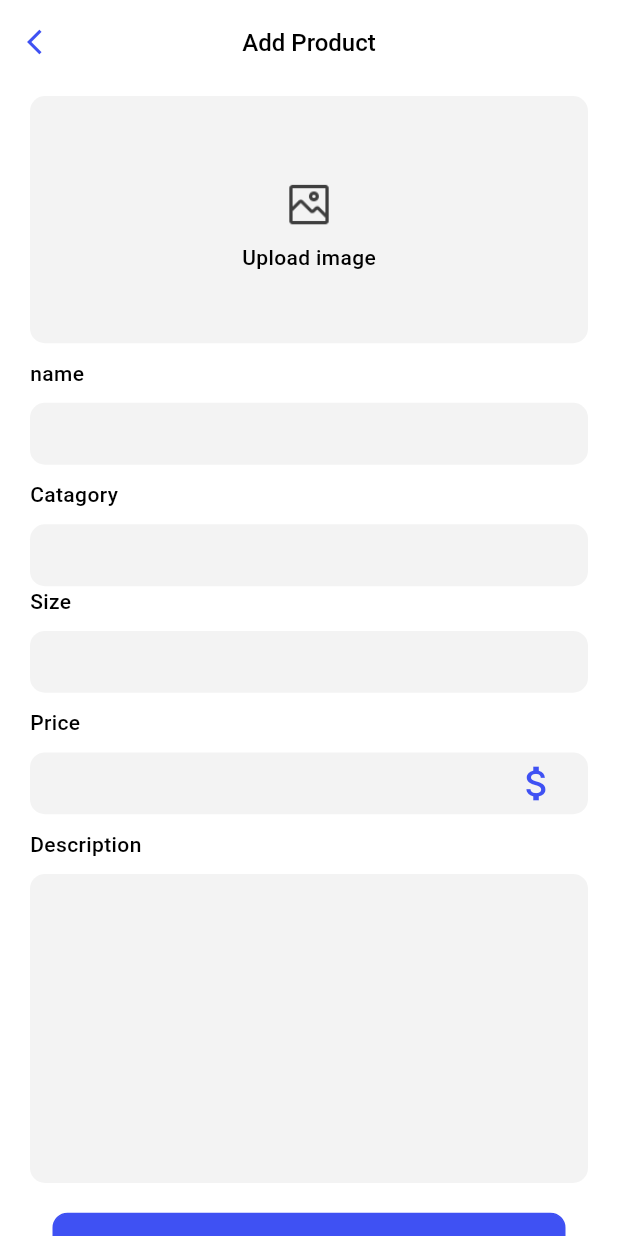
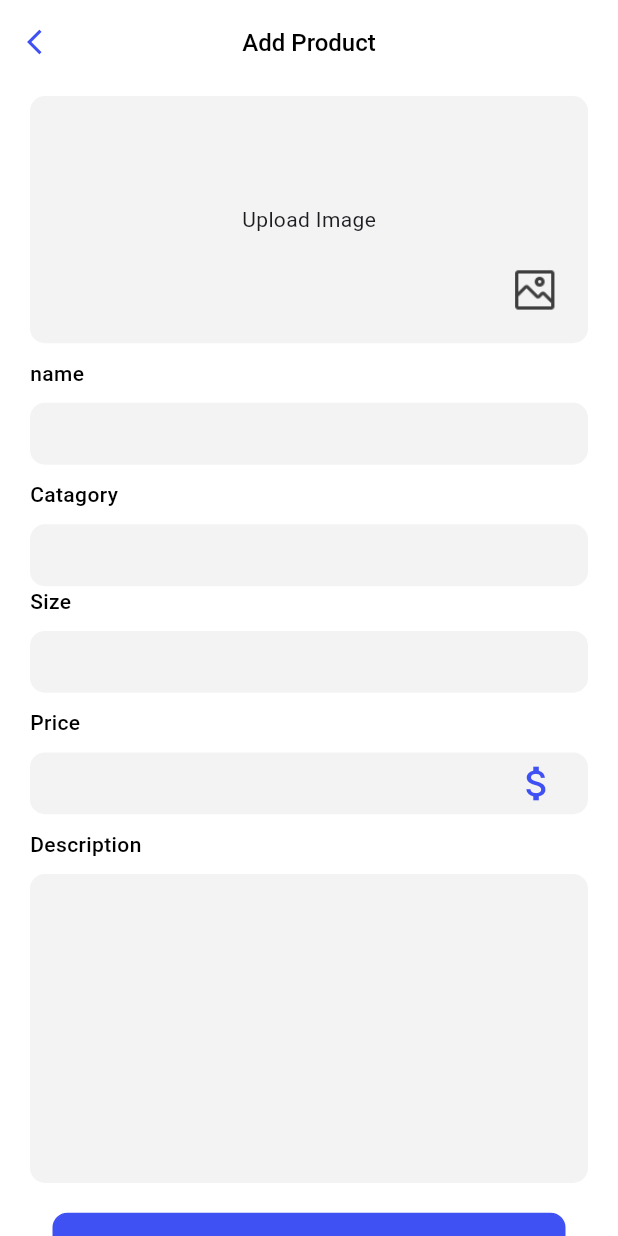
Before and after one commit to enkutatash/2024-internship-mobile-tasks, a Flutter app: the screen it shows after launch, scrolled down 40 dp, after a tap on the "add" icon, on a phone screen of 412 x 824 dp. Run offline on Flutter 3.47's test engine with Material 3 defaults, Android fonts, the phone set to English and light mode, and no system bars; our stand-ins replace go_router, image_picker; Roboto replaces fonts that are missing (Montserrat).

Commit message:
before provider

```diff
--- a/ecommerce/ecommerce/lib/view/add_product.dart
+++ b/ecommerce/ecommerce/lib/view/add_product.dart
@@ -1,3 +1,5 @@
+import 'dart:io';
+
 import 'package:ecommerce/data/colors.dart';
 import 'package:ecommerce/data/product_list.dart';
 import 'package:ecommerce/model/product_model.dart';
@@ -7,6 +9,7 @@ import 'package:ecommerce/widget/red_outlined.dart';
 import 'package:ecommerce/widget/text.dart';
 import 'package:flutter/material.dart';
 import 'package:go_router/go_router.dart';
+import 'package:image_picker/image_picker.dart';
 
 class AddProduct extends StatefulWidget {
   final Product? item;
@@ -22,6 +25,9 @@ class _AddProductState extends State<AddProduct> {
   TextEditingController price = TextEditingController();
   TextEditingController description = TextEditingController();
   TextEditingController size = TextEditingController();
+  final ImagePicker _picker = ImagePicker();
+  File? _image;
+  String imagePath = '';
 
   @override
   void initState() {
@@ -32,6 +38,19 @@ class _AddProductState extends State<AddProduct> {
       category.text = widget.item!.category as String;
       price.text = widget.item!.price.toString();
       description.text = widget.item!.description;
+      imagePath = widget.item!.imagePath;
+    }
+  }
+
+  Future<void> _pickImage(ImageSource source) async {
+    final pickedFile = await _picker.pickImage(source: source);
+    if (pickedFile != null) {
+      setState(() {
+        _image = File(pickedFile.path);
+        imagePath = pickedFile.path;
+      });
+    } else {
+      debugPrint('No image selected.');
     }
   }
 
@@ -69,24 +88,28 @@ class _AddProductState extends State<AddProduct> {
                   decoration: BoxDecoration(
                       borderRadius: BorderRadius.circular(10),
                       color: AppColors.lightGrey),
-                child: widget.item != null
-                    ? Image.asset(widget.item!.imagePath)
-                    : Column(
-                        mainAxisAlignment: MainAxisAlignment.center,
+                  child: Stack(
                     children: [
-                          IconButton(
-                              onPressed: () {},
+                      _image != null
+                          ? Image.file(_image!)
+                          : imagePath.isNotEmpty
+                              ? Image.asset(imagePath)
+                              : Center(
+                                  child: Text("Upload Image"),
+                                ),
+                      Positioned(
+                        right: 10,
+                        bottom: 10,
+                        child: IconButton(
+                            onPressed: () => _pickImage(ImageSource.gallery),
                             icon: Image.asset(
                               'assets/images/image_icon.png',
                               width: 35,
                               height: 35,
                             )),
-                          const CustomText(
-                            text: 'Upload image',
-                          )
+                      ),
                     ],
-                      ),
-              ),
+                  )),
               SizedBox(
                 height: height * 0.012,
               ),
@@ -187,7 +210,7 @@ class _AddProductState extends State<AddProduct> {
           size: int.parse(size.text),
           price: double.parse(price.text),
           description: description.text,
-          imagePath: widget.item!.imagePath);
+          imagePath: imagePath);
       productList.remove(widget.item);
       productList.add(product);
     } else {
@@ -197,7 +220,7 @@ class _AddProductState extends State<AddProduct> {
           size: int.parse(size.text),
           price: double.parse(price.text),
           description: description.text,
-          imagePath: 'assets/images/image_icon.png');
+          imagePath: imagePath);
       productList.add(product);
     }
   }
```
Also changed, not shown: ecommerce/ecommerce/lib/data/page_route.dart (+3 -4 lines), 1 other file. Lines whose indentation alone changed are shown as unchanged.
